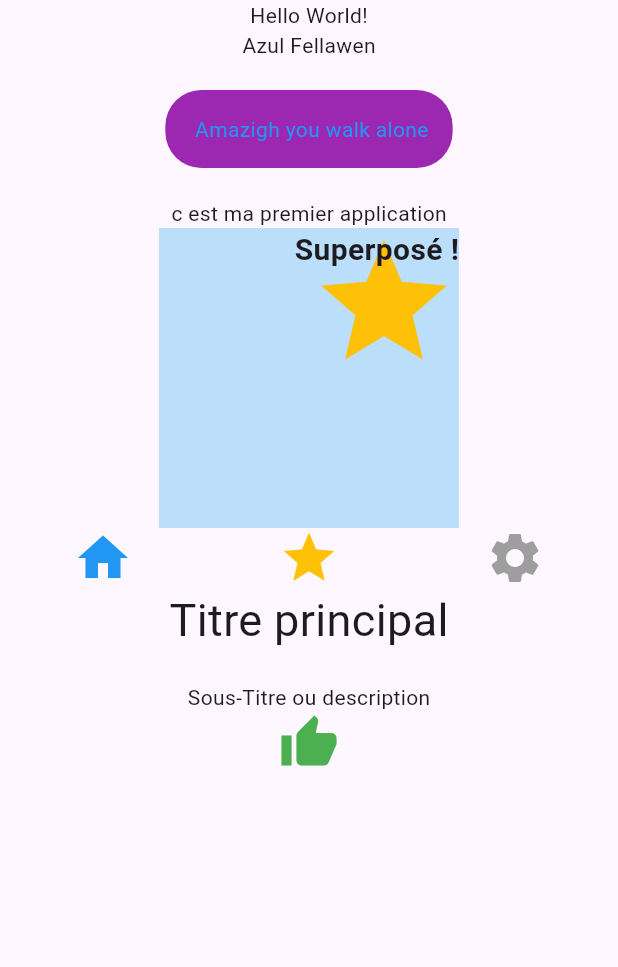
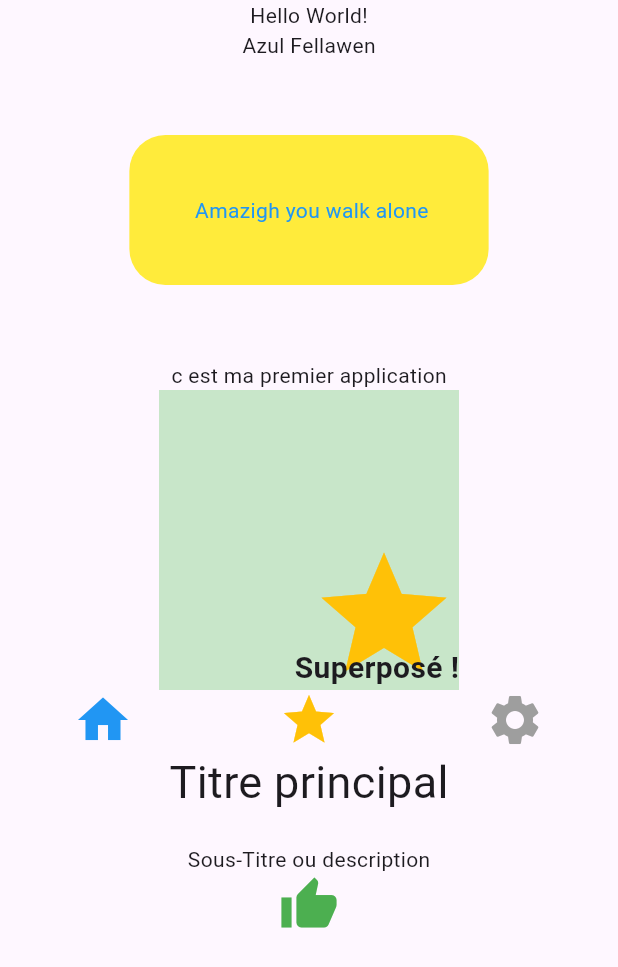
Before and after one commit to SMAILIKH/atelier-4, a Flutter app: the screen it shows after launch, on a phone screen of 412 x 824 dp. Shown: the top 967 px of the screen. Run offline on Flutter 3.47's test engine with Material 3 defaults, Android fonts, the phone set to English and light mode, and no system bars.

Commit message:
Etape 7 - Personnalisation des alignements et styles

```diff
--- a/flutter_app_widgets_base/lib/main.dart
+++ b/flutter_app_widgets_base/lib/main.dart
@@ -17,10 +17,10 @@ class MainApp extends StatelessWidget {
               Text('Hello World!'),
               Text('Azul Fellawen'),
               Container(
-                margin: EdgeInsets.all(20),
-                padding: EdgeInsets.all(16),
+                margin: EdgeInsets.all(50),
+                padding: EdgeInsets.all(40),
                 decoration: BoxDecoration(
-                  color: Colors.purple,
+                  color: Colors.yellow,
                   borderRadius: BorderRadius.circular(24),
                 ),
                 child: Text(
@@ -30,9 +30,9 @@ class MainApp extends StatelessWidget {
               ),
               Text('c est ma premier application'),
               Stack(
-                alignment: Alignment.topRight,
+                alignment: Alignment.bottomRight,
                 children: [
-                  Container(width: 200, height: 200, color: Colors.blue[100]),
+                  Container(width: 200, height: 200, color: Colors.green[100]),
                   Icon(Icons.star, size: 100, color: Colors.amber),
                   Text(
                     "Superposé !",
```
